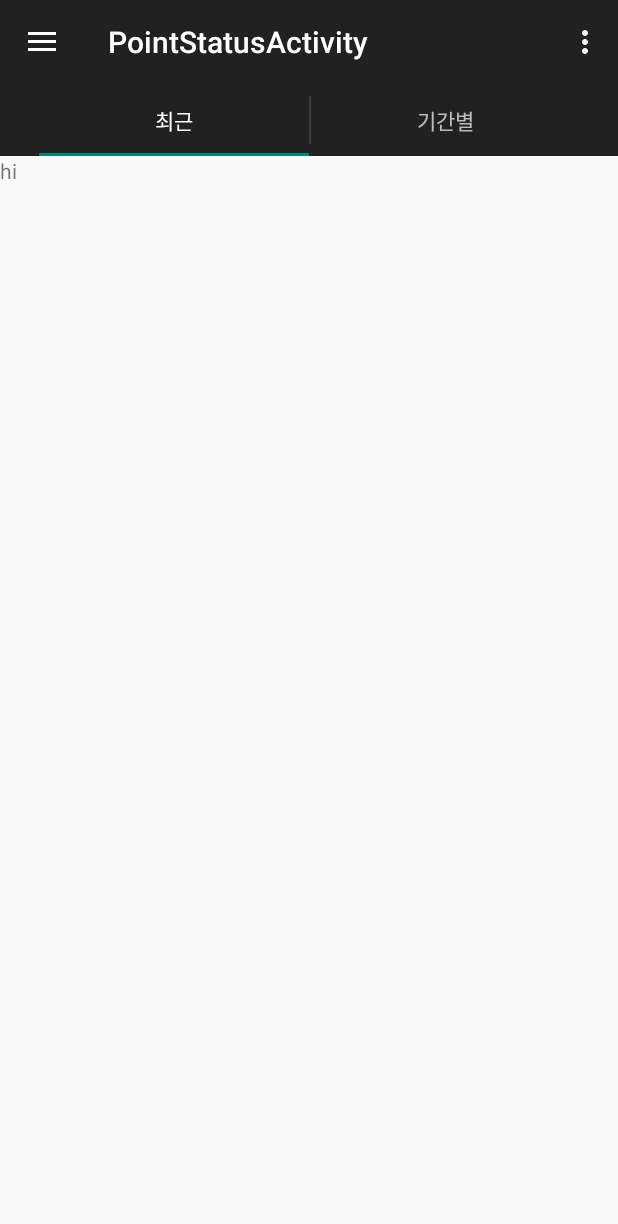
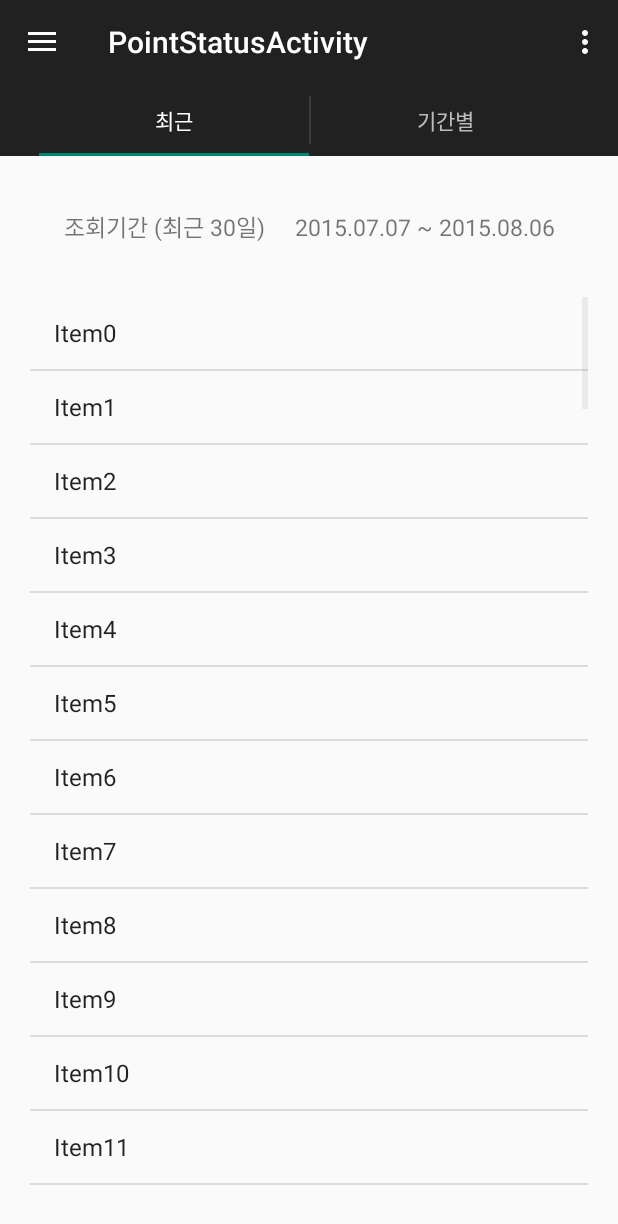
Before and after one commit to Benjamin0326/appology, an Android app: the PointStatusActivity screen opened directly, with no data from a screen before it, on a phone screen of 412 x 824 dp. Shown: the top 1224 px of the screen. Run offline under Robolectric (Android 15) with nearby library versions, the phone set to English and light mode, and no system bars.

Commit message:
포인트 내역 - 최근 fragment 수정 - Listview, refresh 기능, 날짜 계산 기능 추가

```diff
--- /dev/null
+++ b/app/src/main/java/com/appology/mannercash/mannercash/PointRecentFragment.java
@@ -0,0 +1,108 @@
+package com.appology.mannercash.mannercash;
+
+import android.os.Bundle;
+import android.support.v4.app.Fragment;
+import android.support.v4.widget.SwipeRefreshLayout;
+import android.view.LayoutInflater;
+import android.view.View;
+import android.view.ViewGroup;
+import android.widget.AbsListView;
+import android.widget.ArrayAdapter;
+import android.widget.ListView;
+import android.widget.TextView;
+
+import java.text.SimpleDateFormat;
+import java.util.ArrayList;
+import java.util.Calendar;
+import java.util.Date;
+
+/**
+ * Created by Jeong on 2015-06-25.
+ */
+public class PointRecentFragment extends Fragment {
+
+    SwipeRefreshLayout swipeView;
+    TextView textView;
+
+    public PointRecentFragment newInstance() {
+        PointRecentFragment fragment = new PointRecentFragment();
+        return fragment;
+    }
+
+    public PointRecentFragment() {
+    }
+
+    @Override
+    public View onCreateView(LayoutInflater inflater, ViewGroup container, Bundle savedInstanceState) {
+        // Inflate the layout for this fragment
+        View view = inflater.inflate(R.layout.fragment_point_recent, container, false);
+
+        textView = (TextView) view.findViewById(R.id.textView);
+        setDateTextView();
+
+
+        ListView listView = (ListView) view.findViewById(R.id.listView);
+        ArrayList<String> item = new ArrayList<String>();
+        for(Integer i = 0; i < 100; i++) {      // 이부분을 수정하여 리스트뷰에 넣을 DB 데이터 불러오면 됨.
+            item.add("Item" + Integer.toString(i));
+        }
+        ArrayAdapter<String> adp = new ArrayAdapter<String>(getActivity(), android.R.layout.simple_list_item_1, item);
+        listView.setAdapter(adp);
+
+
+        swipeView = (SwipeRefreshLayout) view.findViewById(R.id.swipe);
+        swipeView.setEnabled(false);
+
+        swipeView.setOnRefreshListener(new SwipeRefreshLayout.OnRefreshListener() {
+            @Override
+            public void onRefresh() {
+                swipeView.setRefreshing(true);
+
+                // 여기에 새로고침 했을 시 동작하는 부분 삽입
+
+                swipeView.setRefreshing(false);
+
+                /*Handler hd = new Handler();
+                hd.postDelayed(new Runnable() {
+                    @Override
+                    public void run() {
+                        swipeView.setRefreshing(false);
+                    }
+                }, 3000);*/
+            }
+        });
+
+        listView.setOnScrollListener(new AbsListView.OnScrollListener() {
+            @Override
+            public void onScrollStateChanged(AbsListView absListView, int i) {
+
+            }
+
+            @Override
+            public void onScroll(AbsListView absListView, int firstVisibleItem, int visibleItemCount, int totalItemCount) {
+                if (firstVisibleItem == 0)
+                    swipeView.setEnabled(true);
+                else
+                    swipeView.setEnabled(false);
+            }
+        });
+
+        return view;
+    }
+
+    void setDateTextView() {
+        Date date = new Date();
+
+        SimpleDateFormat curDateFormat = new SimpleDateFormat("yyyy.MM.dd");
+        String curDate = curDateFormat.format(date);
+
+        Calendar cal = Calendar.getInstance();
+        cal.setTime(date);
+        cal.add(Calendar.DATE, 30);
+
+        SimpleDateFormat endDateFormat = new SimpleDateFormat("yyyy.MM.dd");
+        String endDate = endDateFormat.format(cal.getTime());
+
+        textView.setText("조회기간 (최근 30일)     " + curDate + " ~ " + endDate);
+    }
+}
--- a/app/src/main/java/com/appology/mannercash/mannercash/PointSavingFragment.java
+++ /dev/null
@@ -1,29 +0,0 @@
-package com.appology.mannercash.mannercash;
-
-import android.os.Bundle;
-import android.support.v4.app.Fragment;
-import android.view.LayoutInflater;
-import android.view.View;
-import android.view.ViewGroup;
-
-/**
- * Created by Jeong on 2015-06-25.
- */
-public class PointSavingFragment extends Fragment {
-
-    public PointSavingFragment newInstance() {
-        PointSavingFragment fragment = new PointSavingFragment();
-        return fragment;
-    }
-
-    public PointSavingFragment() {
-    }
-
-    @Override
-    public View onCreateView(LayoutInflater inflater, ViewGroup container, Bundle savedInstanceState) {
-        // Inflate the layout for this fragment
-        View view = inflater.inflate(R.layout.fragment_point_saving, container, false);
-
-        return view;
-    }
-}
--- a/app/src/main/java/com/appology/mannercash/mannercash/PointUsingFragment.java
+++ b/app/src/main/java/com/appology/mannercash/mannercash/PointSearchFragment.java
@@ -9,20 +9,20 @@ import android.view.ViewGroup;
 /**
  * Created by Jeong on 2015-06-25.
  */
-public class PointUsingFragment extends Fragment {
+public class PointSearchFragment extends Fragment {
 
-    public PointUsingFragment newInstance() {
-        PointUsingFragment fragment = new PointUsingFragment();
+    public PointSearchFragment newInstance() {
+        PointSearchFragment fragment = new PointSearchFragment();
         return fragment;
     }
 
-    public PointUsingFragment() {
+    public PointSearchFragment() {
     }
 
     @Override
     public View onCreateView(LayoutInflater inflater, ViewGroup container, Bundle savedInstanceState) {
         // Inflate the layout for this fragment
-        View view = inflater.inflate(R.layout.fragment_point_using, container, false);
+        View view = inflater.inflate(R.layout.fragment_point_search, container, false);
 
         return view;
     }
--- a/app/src/main/java/com/appology/mannercash/mannercash/PointStatusActivity.java
+++ b/app/src/main/java/com/appology/mannercash/mannercash/PointStatusActivity.java
@@ -139,9 +139,9 @@ public class PointStatusActivity extends ActionBarActivity implements ActionBar.
         @Override
         public Fragment getItem(int position) {
             if (position == 0)
-                return new PointSavingFragment().newInstance();
+                return new PointRecentFragment().newInstance();
             else
-                return new PointUsingFragment().newInstance();
+                return new PointSearchFragment().newInstance();
         }
 
         @Override
--- /dev/null
+++ b/app/src/main/res/layout/fragment_point_recent.xml
@@ -0,0 +1,31 @@
+<?xml version="1.0" encoding="utf-8"?>
+<RelativeLayout xmlns:android="http://schemas.android.com/apk/res/android"
+    android:layout_width="match_parent" android:layout_height="match_parent">
+
+    <TextView
+        android:layout_width="match_parent"
+        android:layout_height="wrap_content"
+        android:text="조회기간"
+        android:id="@+id/textView"
+        android:gravity="center"
+        android:textSize="15dp"
+        android:layout_marginTop="35dp"
+        android:layout_marginBottom="15dp"/>
+
+    <android.support.v4.widget.SwipeRefreshLayout
+        android:layout_width="match_parent"
+        android:layout_height="match_parent"
+        android:layout_below="@+id/textView"
+        android:layout_margin="20dp"
+        android:id="@+id/swipe">
+
+        <ListView
+            android:layout_width="match_parent"
+            android:layout_height="match_parent"
+            android:id="@+id/listView" >
+
+        </ListView>
+
+    </android.support.v4.widget.SwipeRefreshLayout>
+
+</RelativeLayout>
--- a/app/src/main/res/layout/fragment_point_saving.xml
+++ /dev/null
@@ -1,10 +0,0 @@
-<?xml version="1.0" encoding="utf-8"?>
-<RelativeLayout xmlns:android="http://schemas.android.com/apk/res/android"
-    android:layout_width="match_parent" android:layout_height="match_parent">
-
-    <TextView
-        android:layout_width="wrap_content"
-        android:layout_height="wrap_content"
-        android:text="hi" />
-
-</RelativeLayout>
```
Also changed, not shown: app/src/main/res/layout/fragment_point_search.xml (renamed from app/src/main/res/layout/fragment_point_using.xml).
